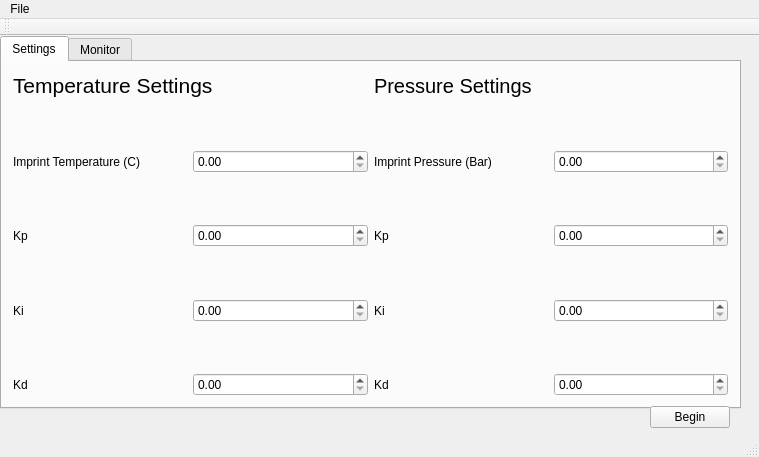
This is mainwindow.ui in yangjimmy/NanoimprinterUI as Qt 5 draws it before an edit. The edited form follows.
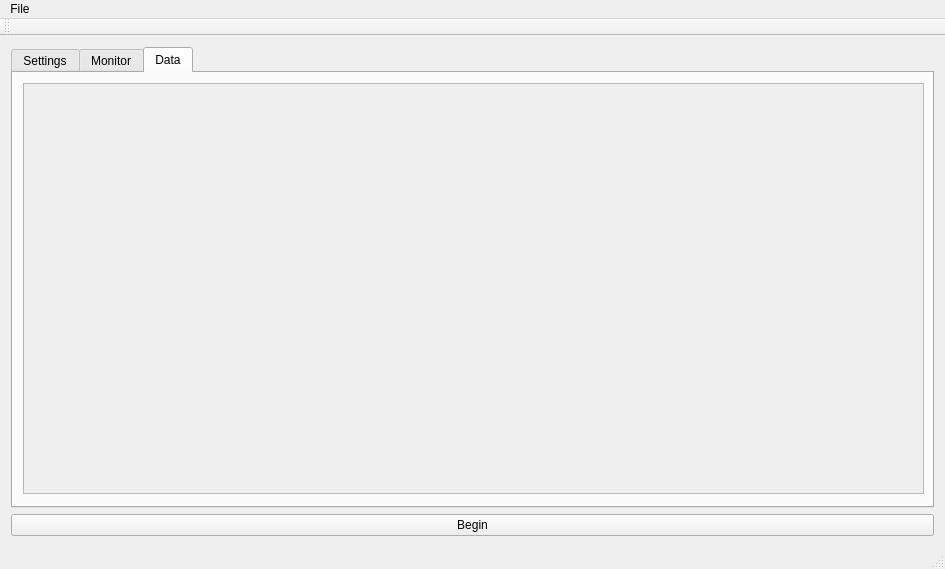
This is the edited form. The open tabs and pages were chosen to show the change. Custom widgets are drawn as their Qt base class.

The edit to the form file:
```diff
--- a/mainwindow.ui
+++ b/mainwindow.ui
@@ -6,23 +6,17 @@
    <rect>
     <x>0</x>
     <y>0</y>
-    <width>759</width>
-    <height>457</height>
+    <width>945</width>
+    <height>569</height>
    </rect>
   </property>
   <property name="windowTitle">
    <string>MainWindow</string>
   </property>
   <widget class="QWidget" name="centralWidget">
+   <layout class="QVBoxLayout" name="verticalLayout">
+    <item>
    <widget class="QTabWidget" name="TabSetttings">
-    <property name="geometry">
-     <rect>
-      <x>0</x>
-      <y>0</y>
-      <width>741</width>
-      <height>373</height>
-     </rect>
-    </property>
     <property name="currentIndex">
      <number>0</number>
     </property>
@@ -211,27 +205,41 @@
       </item>
      </layout>
     </widget>
-   </widget>
+      <widget class="QWidget" name="tab_data">
+       <property name="enabled">
+        <bool>false</bool>
+       </property>
+       <attribute name="title">
+        <string>Data</string>
+       </attribute>
+       <widget class="QPlainTextEdit" name="txtData">
+        <property name="geometry">
+         <rect>
+          <x>10</x>
+          <y>10</y>
+          <width>901</width>
+          <height>411</height>
+         </rect>
+        </property>
+       </widget>
+      </widget>
+     </widget>
+    </item>
+    <item>
    <widget class="QPushButton" name="btn_run">
-    <property name="geometry">
-     <rect>
-      <x>650</x>
-      <y>370</y>
-      <width>80</width>
-      <height>22</height>
-     </rect>
-    </property>
     <property name="text">
      <string>Begin</string>
     </property>
    </widget>
+    </item>
+   </layout>
   </widget>
   <widget class="QMenuBar" name="menuBar">
    <property name="geometry">
     <rect>
      <x>0</x>
      <y>0</y>
-     <width>759</width>
+     <width>945</width>
      <height>21</height>
     </rect>
    </property>
```
Left out of the diff: 234 changed lines with no effect on the pictures. Lines whose indentation alone changed are shown as unchanged.
